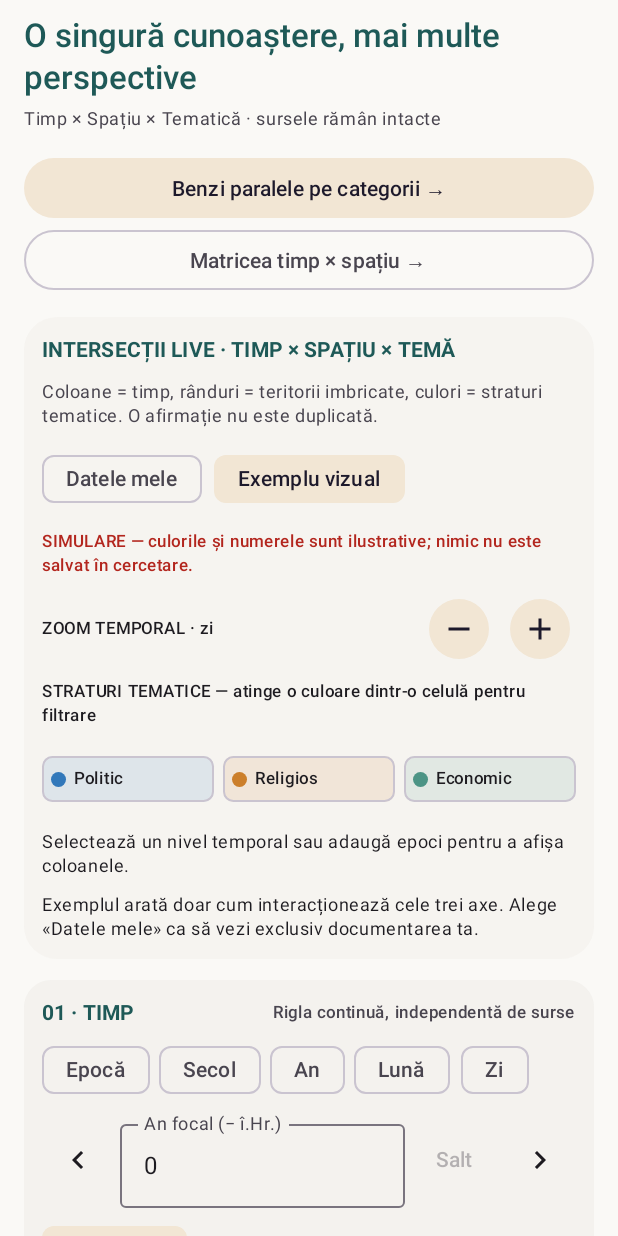
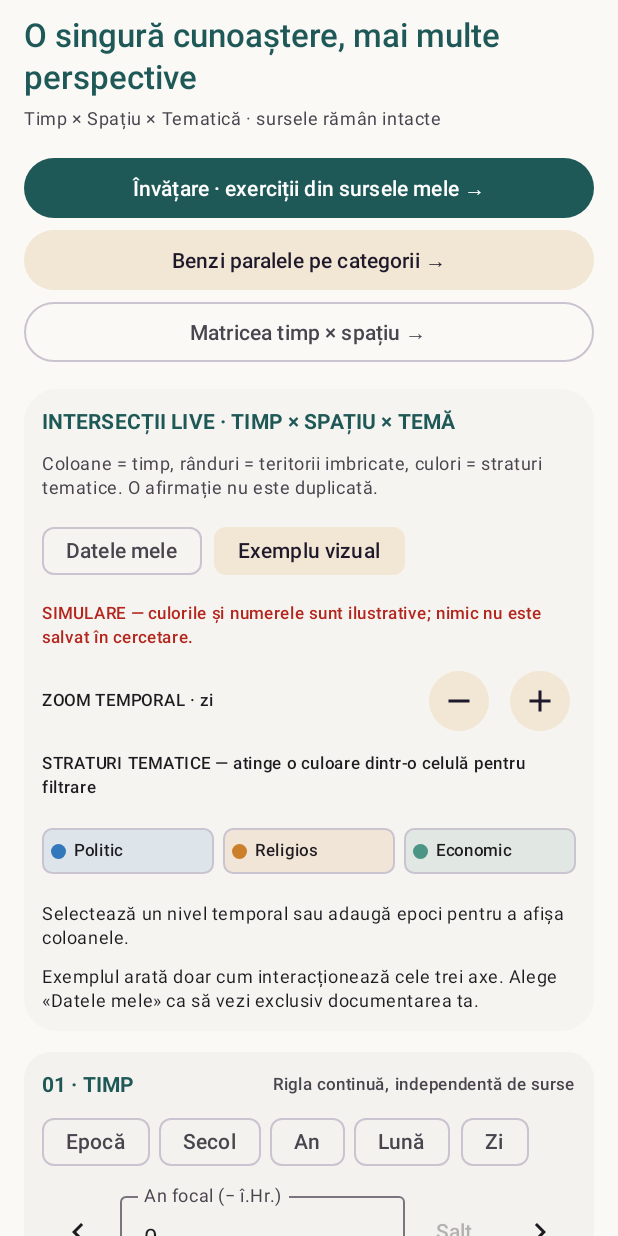
Before and after one commit to parpautacosminpetru-ai/Biblioradar, an Android app built with Jetpack Compose: the composable AtlasScreen called with empty values, on a phone screen of 412 x 824 dp. Run offline under Robolectric (Android 15) with nearby library versions, the light colour scheme and no system bars; our stand-ins replace Room's generated code.

Commit message:
Offer learning mode alongside chronology and category exploration

```diff
--- a/atlas-istoric/app/src/main/java/ro/atlasistoric/ui/AtlasScreen.kt
+++ b/atlas-istoric/app/src/main/java/ro/atlasistoric/ui/AtlasScreen.kt
@@ -77,7 +77,8 @@ fun AtlasScreen(
     search: String, onSearch: (String) -> Unit,
     onOpen: (String) -> Unit,
     onOverlaps: () -> Unit,
-    onBands: () -> Unit
+    onBands: () -> Unit,
+    onStudy: () -> Unit
 ) {
     // The temporal ruler exists independently of stored documents: zoom never invents evidence.
     val eras = remember(assertions) { assertions.map { it.periodLabel } }
@@ -165,6 +166,9 @@ fun AtlasScreen(
             }
         }
         item {
+            Button(onClick = onStudy, modifier = Modifier.fillMaxWidth()) {
+                Text("Învățare · exerciții din sursele mele →")
+            }
             FilledTonalButton(onClick = onBands, modifier = Modifier.fillMaxWidth()) {
                 Text("Benzi paralele pe categorii →")
             }
```
